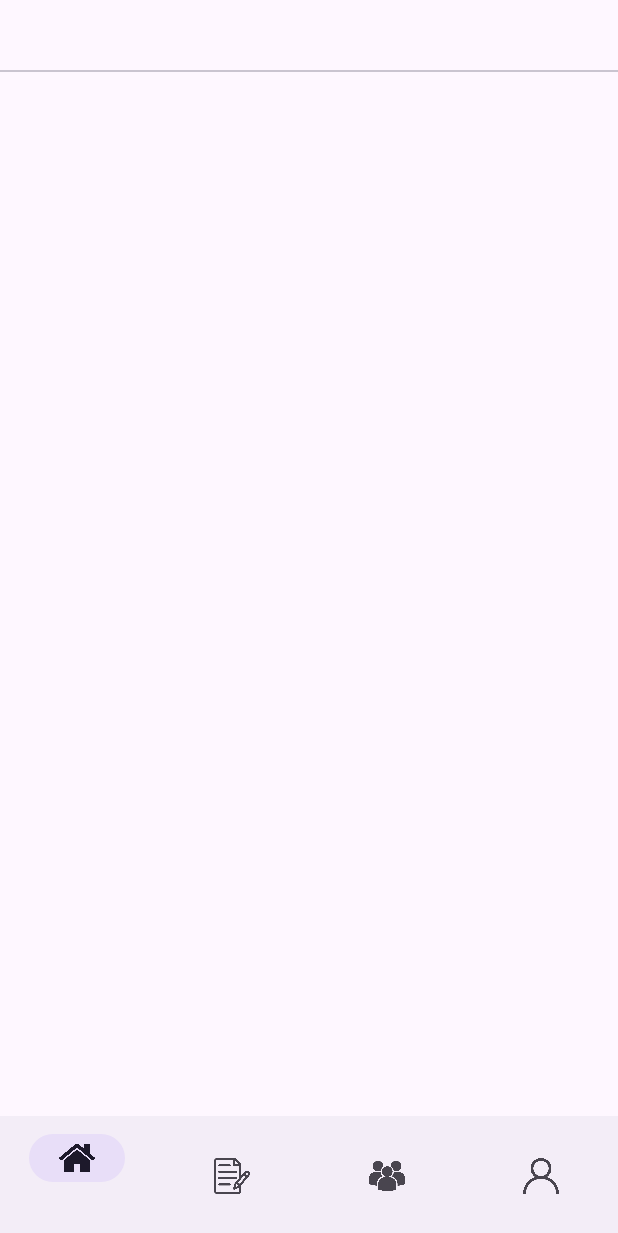
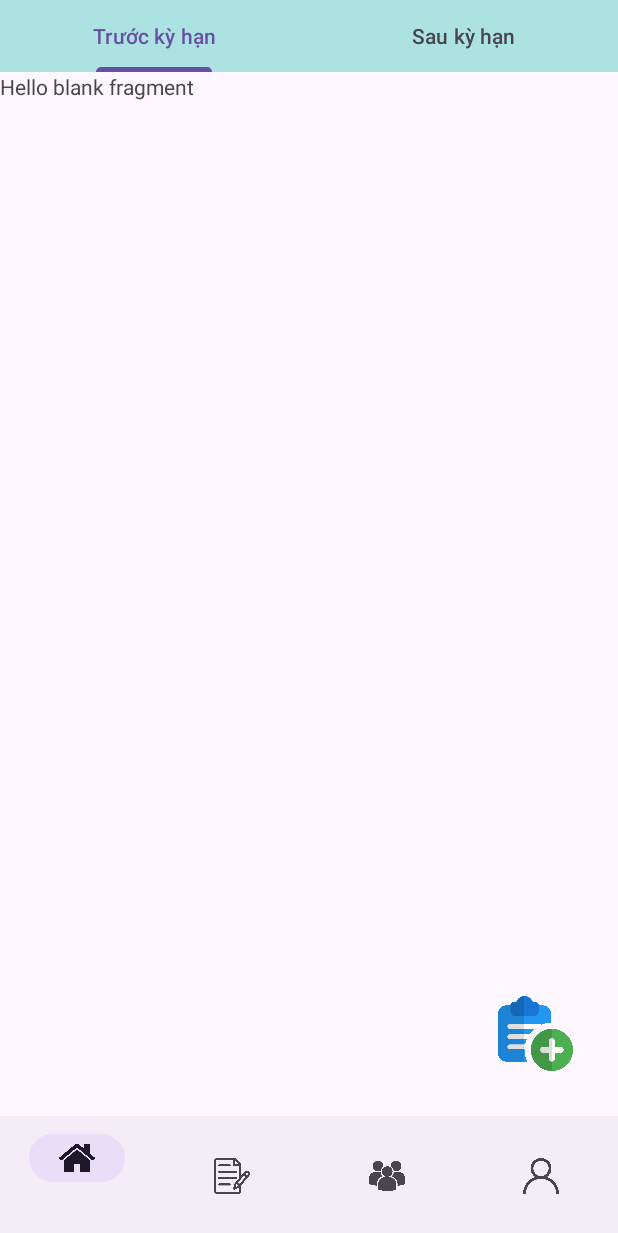
Before and after one commit to LamS1mple/Workflow-Management-ANDROID, an Android app: the fragment WorkFragment placed in its activity, on a phone screen of 412 x 824 dp. Shown: the top 1233 px of the screen. Run offline under Robolectric (Android 15) with nearby library versions, the phone set to English and light mode, and no system bars.

Commit message:
work fragment

```diff
--- /dev/null
+++ b/app/src/main/java/com/example/workflowmanagementandroid/Adapter/WorkAdapter.java
@@ -0,0 +1,39 @@
+package com.example.workflowmanagementandroid.Adapter;
+
+import androidx.annotation.NonNull;
+import androidx.fragment.app.Fragment;
+import androidx.fragment.app.FragmentActivity;
+import androidx.fragment.app.FragmentManager;
+import androidx.lifecycle.Lifecycle;
+import androidx.viewpager2.adapter.FragmentStateAdapter;
+
+import com.example.workflowmanagementandroid.Fragment.AfterTheDeadline;
+import com.example.workflowmanagementandroid.Fragment.AheadOfScheduleFragment;
+
+public class WorkAdapter extends FragmentStateAdapter {
+    public WorkAdapter(@NonNull FragmentActivity fragmentActivity) {
+        super(fragmentActivity);
+    }
+
+    public WorkAdapter(@NonNull Fragment fragment) {
+        super(fragment);
+    }
+
+    public WorkAdapter(@NonNull FragmentManager fragmentManager, @NonNull Lifecycle lifecycle) {
+        super(fragmentManager, lifecycle);
+    }
+
+    @NonNull
+    @Override
+    public Fragment createFragment(int position) {
+        if (position == 0){
+            return new AheadOfScheduleFragment();
+        }
+        return new AfterTheDeadline();
+    }
+
+    @Override
+    public int getItemCount() {
+        return 2;
+    }
+}
--- /dev/null
+++ b/app/src/main/java/com/example/workflowmanagementandroid/Fragment/AheadOfScheduleFragment.java
@@ -0,0 +1,66 @@
+package com.example.workflowmanagementandroid.Fragment;
+
+import android.os.Bundle;
+
+import androidx.fragment.app.Fragment;
+
+import android.view.LayoutInflater;
+import android.view.View;
+import android.view.ViewGroup;
+
+import com.example.workflowmanagementandroid.R;
+
+/**
+ * A simple {@link Fragment} subclass.
+ * Use the {@link AheadOfScheduleFragment#newInstance} factory method to
+ * create an instance of this fragment.
+ */
+public class AheadOfScheduleFragment extends Fragment {
+
+    // TODO: Rename parameter arguments, choose names that match
+    // the fragment initialization parameters, e.g. ARG_ITEM_NUMBER
+    private static final String ARG_PARAM1 = "param1";
+    private static final String ARG_PARAM2 = "param2";
+
+    // TODO: Rename and change types of parameters
+    private String mParam1;
+    private String mParam2;
+
+    public AheadOfScheduleFragment() {
+        // Required empty public constructor
+    }
+
+    /**
+     * Use this factory method to create a new instance of
+     * this fragment using the provided parameters.
+     *
+     * @param param1 Parameter 1.
+     * @param param2 Parameter 2.
+     * @return A new instance of fragment AheadOfScheduleFragment.
+     */
+    // TODO: Rename and change types and number of parameters
+    public static AheadOfScheduleFragment newInstance(String param1, String param2) {
+        AheadOfScheduleFragment fragment = new AheadOfScheduleFragment();
+        Bundle args = new Bundle();
+        args.putString(ARG_PARAM1, param1);
+        args.putString(ARG_PARAM2, param2);
+        fragment.setArguments(args);
+        return fragment;
+    }
+
+    @Override
+    public void onCreate(Bundle savedInstanceState) {
+        super.onCreate(savedInstanceState);
+        if (getArguments() != null) {
+            mParam1 = getArguments().getString(ARG_PARAM1);
+            mParam2 = getArguments().getString(ARG_PARAM2);
+        }
+    }
+
+    @Override
+    public View onCreateView(LayoutInflater inflater, ViewGroup container,
+                             Bundle savedInstanceState) {
+        // Inflate the layout for this fragment
+        return inflater.inflate(R.layout.fragment_ahead_of_schedule, container, false);
+    }
+}
--- a/app/src/main/java/com/example/workflowmanagementandroid/Fragment/WorkFragment.java
+++ b/app/src/main/java/com/example/workflowmanagementandroid/Fragment/WorkFragment.java
@@ -5,12 +5,16 @@ import android.os.Bundle;
 import androidx.annotation.NonNull;
 import androidx.annotation.Nullable;
 import androidx.fragment.app.Fragment;
+import androidx.viewpager2.widget.ViewPager2;
 
 import android.view.LayoutInflater;
 import android.view.View;
 import android.view.ViewGroup;
 
+import com.example.workflowmanagementandroid.Adapter.WorkAdapter;
 import com.example.workflowmanagementandroid.R;
+import com.google.android.material.tabs.TabLayout;
+import com.google.android.material.tabs.TabLayoutMediator;
 
 /**
  * A simple {@link Fragment} subclass.
@@ -20,16 +24,40 @@ import com.example.workflowmanagementandroid.R;
 public class WorkFragment extends Fragment {
 
 
+    private TabLayout tabLayout;
+    private ViewPager2 viewPager2;
+
+    private WorkAdapter workAdapter;
+
     @Override
     public View onCreateView(LayoutInflater inflater, ViewGroup container,
                              Bundle savedInstanceState) {
-        return inflater.inflate(R.layout.fragment_note, container, false);
+        return inflater.inflate(R.layout.fragment_work, container, false);
     }
 
     @Override
     public void onViewCreated(@NonNull View view, @Nullable Bundle savedInstanceState) {
         super.onViewCreated(view, savedInstanceState);
 
+        findId(view);
+    }
 
+    private void findId(View view) {
+        tabLayout = view.findViewById(R.id.tabLayout);
+        viewPager2 = view.findViewById(R.id.view_page2);
+        workAdapter = new WorkAdapter(this);
+        viewPager2.setAdapter(workAdapter);
+        viewPager2.setSaveEnabled(false);
+
+        new TabLayoutMediator(tabLayout, viewPager2, (tab , postion) ->{
+            if (postion == 0){
+                tab.setText("Trước kỳ hạn");
+            }
+            else{
+                tab.setText("Sau kỳ hạn");
+            }
+        }).attach();
     }
+
+
 }
--- /dev/null
+++ b/app/src/main/res/layout/fragment_ahead_of_schedule.xml
@@ -0,0 +1,14 @@
+<?xml version="1.0" encoding="utf-8"?>
+<FrameLayout xmlns:android="http://schemas.android.com/apk/res/android"
+    xmlns:tools="http://schemas.android.com/tools"
+    android:layout_width="match_parent"
+    android:layout_height="match_parent"
+    tools:context=".Fragment.AheadOfScheduleFragment">
+
+    <!-- TODO: Update blank fragment layout -->
+    <TextView
+        android:layout_width="match_parent"
+        android:layout_height="match_parent"
+        android:text="@string/hello_blank_fragment" />
+
+</FrameLayout>
--- a/app/src/main/res/layout/fragment_note.xml
+++ b/app/src/main/res/layout/fragment_work.xml
@@ -10,6 +10,7 @@
         android:id="@+id/tabLayout"
         android:layout_width="match_parent"
         android:layout_height="wrap_content"
+        android:background="@color/color_back_notice"
         app:layout_constraintEnd_toEndOf="parent"
         app:layout_constraintStart_toStartOf="parent"
         app:layout_constraintTop_toTopOf="parent" />
@@ -23,4 +24,11 @@
         app:layout_constraintStart_toStartOf="parent"
         app:layout_constraintTop_toBottomOf="@+id/tabLayout" />
 
+    <ImageView
+        android:src="@drawable/add_work"
+        android:layout_width="50dp"
+        android:layout_height="50dp"
+        android:layout_margin="30dp"
+        app:layout_constraintBottom_toBottomOf="parent"
+        app:layout_constraintEnd_toEndOf="parent" />
 </androidx.constraintlayout.widget.ConstraintLayout>
--- a/app/src/main/res/values/colors.xml
+++ b/app/src/main/res/values/colors.xml
@@ -5,4 +5,5 @@
     <color name="color_text_forget_password_and_sign_up">#46b5fd</color>
     <color name="color_back">#76ABAE</color>
     <color name="color_back_notice">#ACE2E1</color>
+    <color name="red">#E65D5D</color>
 </resources>
```
Also changed, not shown: app/src/main/java/com/example/workflowmanagementandroid/Fragment/AfterTheDeadline.java (added, +66 -0 lines), app/src/main/res/layout/fragment_after_the_deadline.xml (added, +14 -0 lines), app/src/main/res/layout/item_work.xml (added, +48 -0 lines), app/src/main/res/drawable/add_work.png (added), app/src/main/res/drawable/dots.png.
